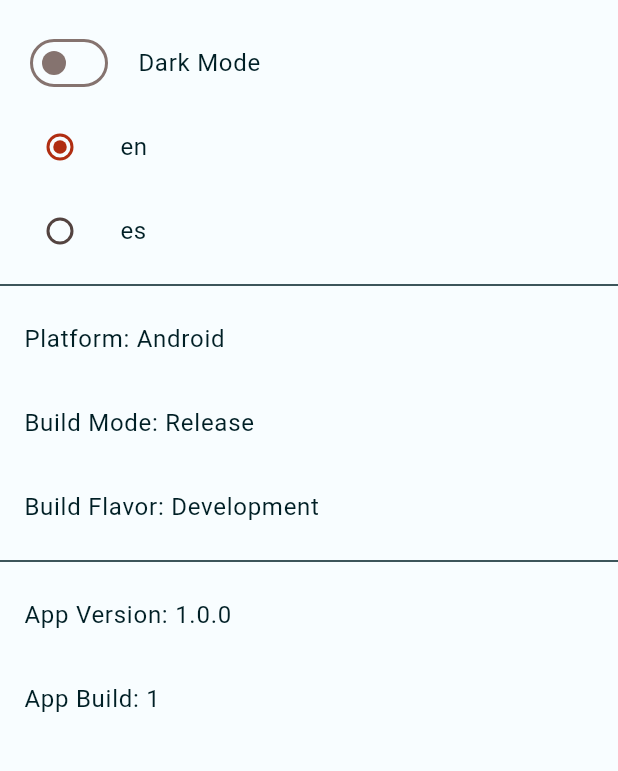
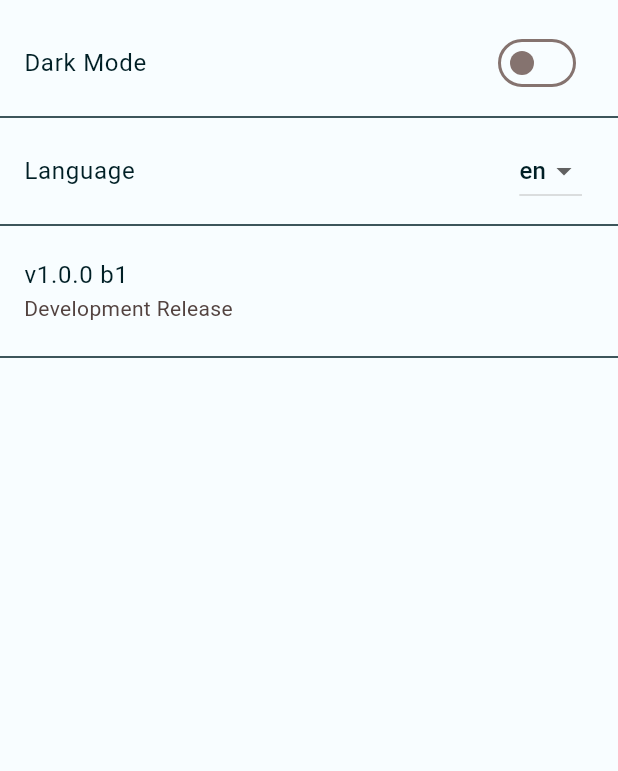
Before and after one commit to atomicrobot/Carbon-Flutter, a Flutter app: the SettingsScreen screen opened by its route, on a phone screen of 412 x 824 dp, the part 63-834 px from its top. Run offline on Flutter 3.47's test engine with Material 2 defaults, Android fonts, the phone set to English and light mode, and no system bars; our stand-ins replace device_info_plus, flutter_riverpod, flutter_svg, freezed_annotation, go_router, logger and 1 more.

Commit message:
Cleaning up settings

```diff
--- a/lib/l10n/app_en.arb
+++ b/lib/l10n/app_en.arb
@@ -1,6 +1,7 @@
 {
   "appTitle": "Carbon Flutter",
   "setting_dark_mode": "Dark Mode",
+  "setting_language": "Language",
   "navigation_settings": "Settings",
   "navigation_design_system": "Design System"
 }
--- a/lib/l10n/app_es.arb
+++ b/lib/l10n/app_es.arb
@@ -1,6 +1,7 @@
 {
     "appTitle": "Carbon Flutter",
     "setting_dark_mode": "Modo Oscuro",
+    "setting_language": "Idioma",
     "navigation_settings": "Ajustes",
     "navigation_design_system": "Sistema de Diseño"
 }
--- a/lib/l10n/app_localizations.l10n_codegen.dart
+++ b/lib/l10n/app_localizations.l10n_codegen.dart
@@ -106,6 +106,12 @@
   /// **'Dark Mode'**
   String get setting_dark_mode;
 
+  /// No description provided for @setting_language.
+  ///
+  /// In en, this message translates to:
+  /// **'Language'**
+  String get setting_language;
+
   /// No description provided for @navigation_settings.
   ///
   /// In en, this message translates to:
--- a/lib/l10n/app_localizations_en.l10n_codegen.dart
+++ b/lib/l10n/app_localizations_en.l10n_codegen.dart
@@ -13,6 +13,9 @@
   String get setting_dark_mode => 'Dark Mode';
 
   @override
+  String get setting_language => 'Language';
+
+  @override
   String get navigation_settings => 'Settings';
 
   @override
--- a/lib/l10n/app_localizations_es.l10n_codegen.dart
+++ b/lib/l10n/app_localizations_es.l10n_codegen.dart
@@ -13,6 +13,9 @@
   String get setting_dark_mode => 'Modo Oscuro';
 
   @override
+  String get setting_language => 'Idioma';
+
+  @override
   String get navigation_settings => 'Ajustes';
 
   @override
--- a/lib/ui/screens/main_screen.dart
+++ b/lib/ui/screens/main_screen.dart
@@ -1,5 +1,5 @@
 import 'package:carbon_flutter/l10n/localizations.dart';
-import 'package:carbon_flutter/ui/design_system/theme.dart';
+import 'package:carbon_flutter/ui/design_system/typography.dart';
 import 'package:carbon_flutter/ui/widgets/app_drawer.dart';
 import 'package:carbon_flutter/view_models/main_view_model.dart';
 import 'package:flutter/material.dart';
@@ -125,8 +125,8 @@
                 crossAxisAlignment: CrossAxisAlignment.stretch,
                 children: [
                   if (index == 0) const SizedBox(height: 8.0),
-                  Text(commit.message, style: context.bodyMediumTextStyle),
-                  Text(commit.author, style: context.bodySmallTextStyle),
+                  BodyMedium(commit.message),
+                  BodySmall(commit.author),
                   if (index == data.value.length - 1) const SizedBox(height: 8.0),
                 ],
               ),
--- a/lib/ui/screens/settings_screen.dart
+++ b/lib/ui/screens/settings_screen.dart
@@ -10,69 +10,55 @@
   Widget build(BuildContext context, WidgetRef ref) {
     final appConfiguration = ref.watch(appConfigurationProvider);
     final hostPlatform = ref.watch(hostPlatformProvider);
+    final buildFlavor = ref.watch(buildFlavorProvider);
     final buildMode = ref.watch(buildModeProvider);
-    final buildFlavor = ref.watch(buildFlavorProvider);
+
+    final appVersion = hostPlatform.packageInfo.version;
+    final appBuildNumber = hostPlatform.packageInfo.buildNumber;
+
+    final appBuildFlavor = buildFlavor.map(
+      dev: (dev) => 'Development',
+      prod: (prod) => 'Production',
+    );
+    final appBuildMode = buildMode.map(
+      debug: (debug) => 'Debug',
+      profile: (profile) => 'Profile',
+      release: (release) => 'Release',
+    );
+
     return Scaffold(
       appBar: AppBar(
         title: Text(context.localizations.navigation_settings),
       ),
       body: ListView(
         children: [
-          ListTile(
+          SwitchListTile(
             title: Text(context.localizations.setting_dark_mode),
-            leading: Switch(
-              value: appConfiguration.darkMode,
-              onChanged: (value) => ref.read(appConfigurationProvider.notifier).setDarkMode(value),
-            ),
+            value: appConfiguration.darkMode,
+            onChanged: (value) => ref.read(appConfigurationProvider.notifier).setDarkMode(value),
           ),
-          for (final option in appConfiguration.supportedLocales)
-            ListTile(
-              title: Text(option.languageCode),
-              leading: Radio<Locale>(
-                value: option,
-                groupValue: appConfiguration.locale,
-                onChanged: (value) => ref
-                    .read(appConfigurationProvider.notifier)
-                    .setLocale(value ?? appConfiguration.supportedLocales.first),
-              ),
-            ),
           const Divider(),
           ListTile(
-            title: Text(
-              'Platform: ${hostPlatform.map(
-                android: (android) => 'Android',
-                iOS: (iOS) => 'iOS',
-              )}',
-            ),
-          ),
-          ListTile(
-            title: Text(
-              'Build Mode: ${buildMode.map(
-                debug: (debug) => 'Debug',
-                profile: (profile) => 'Profile',
-                release: (release) => 'Release',
-              )}',
-            ),
-          ),
-          ListTile(
-            title: Text(
-              'Build Flavor: ${buildFlavor.map(
-                dev: (dev) => 'Development',
-                prod: (prod) => 'Production',
-              )}',
+            title: Text(context.localizations.setting_language),
+            trailing: DropdownButton<Locale>(
+              items: appConfiguration.supportedLocales.map<DropdownMenuItem<Locale>>((value) {
+                return DropdownMenuItem<Locale>(
+                  value: value,
+                  child: Text('$value'),
+                );
+              }).toList(),
+              value: appConfiguration.locale,
+              onChanged: (value) => ref
+                  .read(appConfigurationProvider.notifier)
+                  .setLocale(value ?? appConfiguration.supportedLocales.first),
             ),
           ),
           const Divider(),
           ListTile(
-            title: Text(
-              'App Version: ${hostPlatform.packageInfo.version}',
-            ),
+            title: Text('v$appVersion b$appBuildNumber'),
+            subtitle: Text('$appBuildFlavor $appBuildMode'),
           ),
-          ListTile(
-            title: Text(
-              'App Build: ${hostPlatform.packageInfo.buildNumber}',
-            ),
-          ),
+          const Divider(),
         ],
       ),
     );
```
Also changed, not shown: lib/ui/design_system/list.dart (added, +13 -0 lines), lib/ui/design_system/reference/home.dart (+4 -4 lines), lib/ui/design_system/reference/typography.dart (+17 -16 lines), lib/ui/design_system/theme.dart (+0 -19 lines), lib/ui/design_system/typography.dart (added, +157 -0 lines), 1 other file.
